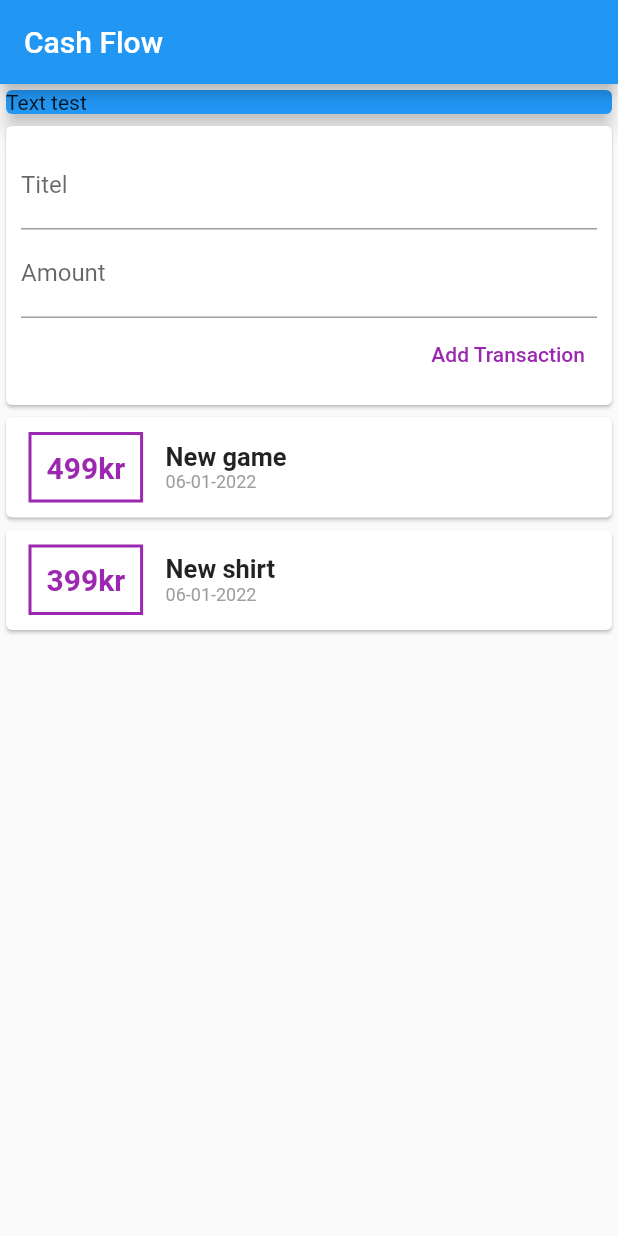
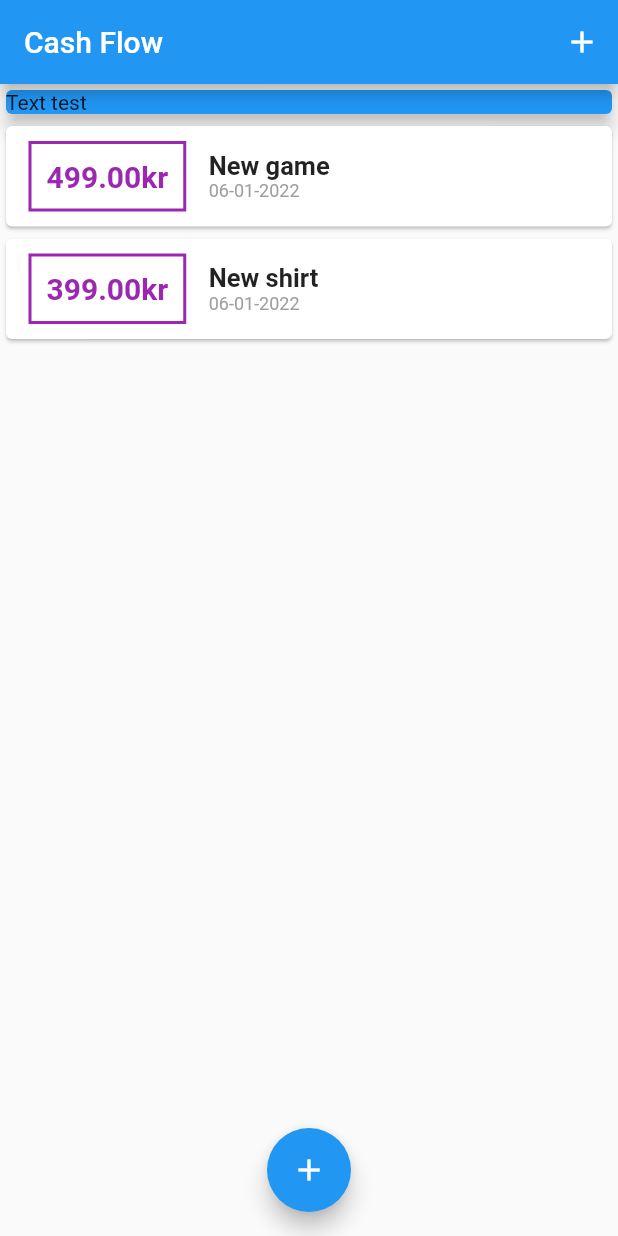
Before and after one commit to Hytro/CashFlow, a Flutter app: the screen it shows after launch, on a phone screen of 412 x 824 dp. Run offline on Flutter 3.47's test engine with Material 2 defaults, Android fonts, the phone set to English and light mode, and no system bars.

Commit message:
Refactored and new add feature

```diff
--- a/lib/main.dart
+++ b/lib/main.dart
@@ -1,6 +1,8 @@
 import 'package:flutter/material.dart';
 
-import './widgets/user_transactions.dart';
+import './widgets/new_transaction.dart';
+import './widgets/transaction_list.dart';
+import './models/transaction.dart';
 
 void main() => runApp(MyApp());
 
@@ -14,13 +16,58 @@
   }
 }
 
-class MyHomePage extends StatelessWidget {
+class MyHomePage extends StatefulWidget {
+  @override
+  State<MyHomePage> createState() => _MyHomePageState();
+}
+
+class _MyHomePageState extends State<MyHomePage> {
+  final List<Transaction> _userTransactions = [
+    Transaction(
+      id: '1',
+      titel: "New game",
+      amount: 499,
+      date: DateTime.now(),
+    ),
+    Transaction(
+      id: '2',
+      titel: "New shirt",
+      amount: 399,
+      date: DateTime.now(),
+    ),
+  ];
+
+  void _addNewTransaction(String titel, int amount) {
+    final newTx = Transaction(
+      id: DateTime.now().toString(),
+      titel: titel,
+      amount: amount,
+      date: DateTime.now(),
+    );
+
+    setState(() {
+      _userTransactions.add(newTx);
+    });
+  }
+
+  void _startAddNewTransaction(BuildContext ctx) {
+    showModalBottomSheet(
+      context: ctx,
+      builder: (_) {
+        return NewTransaction(_addNewTransaction);
+      },
+    );
+  }
+
   @override
   Widget build(BuildContext context) {
     return Scaffold(
-        appBar: AppBar(
-          title: Text('Cash Flow'),
+      appBar: AppBar(title: Text('Cash Flow'), actions: <Widget>[
+        IconButton(
+          icon: Icon(Icons.add),
+          onPressed: () => _startAddNewTransaction(context),
         ),
+      ]),
       body: SingleChildScrollView(
         child: Column(
           //mainAxisAlignment: MainAxisAlignment.spaceAround,
@@ -34,9 +81,15 @@
                 elevation: 5,
               ),
             ),
-              UserTransactions(),
+            TransactionList(_userTransactions),
           ],
         ),
-        ));
+      ),
+      floatingActionButtonLocation: FloatingActionButtonLocation.centerFloat,
+      floatingActionButton: FloatingActionButton(
+        child: Icon(Icons.add),
+        onPressed: () => _startAddNewTransaction(context),
+      ),
+    );
   }
 }
--- a/lib/widgets/transaction_list.dart
+++ b/lib/widgets/transaction_list.dart
@@ -12,9 +12,8 @@
   Widget build(BuildContext context) {
     return Container(
       height: 450,
-      child: SingleChildScrollView(
-        child: Column(
-          children: transactions.map((tx) {
+      child: ListView.builder(
+        itemBuilder: (ctx, index) {
           return Card(
             child: Row(
               children: <Widget>[
@@ -27,7 +26,7 @@
                   )),
                   padding: EdgeInsets.all(10),
                   child: Text(
-                      '${tx.amount}kr',
+                    '${transactions[index].amount.toStringAsFixed(2)}kr',
                     style: TextStyle(
                       fontWeight: FontWeight.bold,
                       fontSize: 20,
@@ -39,14 +38,14 @@
                   crossAxisAlignment: CrossAxisAlignment.start,
                   children: <Widget>[
                     Text(
-                        tx.titel,
+                      transactions[index].titel,
                       style: TextStyle(
                         fontWeight: FontWeight.bold,
                         fontSize: 17,
                       ),
                     ),
                     Text(
-                        DateFormat('dd-MM-yyyy').format(tx.date),
+                      DateFormat('dd-MM-yyyy').format(transactions[index].date),
                       style: TextStyle(
                         fontSize: 12,
                         color: Colors.grey,
@@ -57,8 +56,8 @@
               ],
             ),
           );
-          }).toList(),
-        ),
+        },
+        itemCount: transactions.length,
       ),
     );
   }
--- a/lib/widgets/user_transactions.dart
+++ /dev/null
@@ -1,50 +0,0 @@
-import 'package:flutter/material.dart';
-
-import './new_transaction.dart';
-import './transaction_list.dart';
-import '../models/transaction.dart';
-
-class UserTransactions extends StatefulWidget {
-  @override
-  _UserTransactionsState createState() => _UserTransactionsState();
-}
-
-class _UserTransactionsState extends State<UserTransactions> {
-  final List<Transaction> _userTransactions = [
-    Transaction(
-      id: '1',
-      titel: "New game",
-      amount: 499,
-      date: DateTime.now(),
-    ),
-    Transaction(
-      id: '2',
-      titel: "New shirt",
-      amount: 399,
-      date: DateTime.now(),
-    ),
-  ];
-
-  void _addNewTransaction(String titel, int amount) {
-    final newTx = Transaction(
-      id: DateTime.now().toString(),
-      titel: titel,
-      amount: amount,
-      date: DateTime.now(),
-    );
-
-    setState(() {
-      _userTransactions.add(newTx);
-    });
-  }
-
-  @override
-  Widget build(BuildContext context) {
-    return Column(
-      children: <Widget>[
-        NewTransaction(_addNewTransaction),
-        TransactionList(_userTransactions),
-      ],
-    );
-  }
-}
```
Also changed, not shown: lib/widgets/new_transaction.dart (+29 -8 lines), pubspec.lock, 3 other files. Lines whose indentation alone changed are shown as unchanged.
